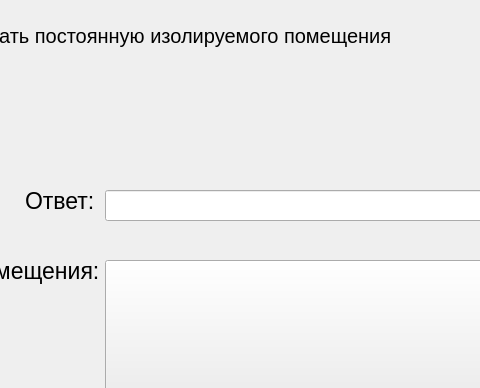
This is ui/SecondTask/B.ui in goldduck11/Ecology as Qt 5 draws it before an edit; both pictures show x 85 to 565 and y 0 to 388 of the 846 by 559 pixel window. The edited form follows.
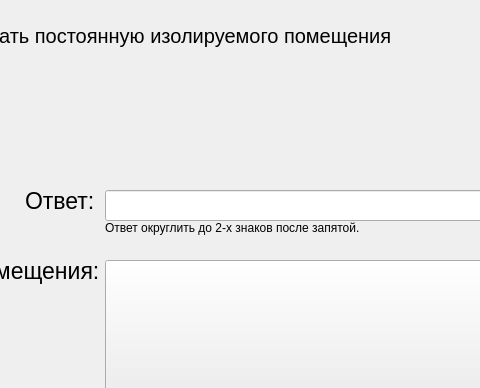
This is the edited form. Icons and pictures are not drawn.

The edit to the form file:
```diff
--- a/ui/SecondTask/B.ui
+++ b/ui/SecondTask/B.ui
@@ -411,6 +411,19 @@
      <string/>
     </property>
    </widget>
+   <widget class="QLabel" name="label_11">
+    <property name="geometry">
+     <rect>
+      <x>190</x>
+      <y>220</y>
+      <width>271</width>
+      <height>16</height>
+     </rect>
+    </property>
+    <property name="text">
+     <string>Ответ округлить до 2-х знаков после запятой.</string>
+    </property>
+   </widget>
   </widget>
   <widget class="QStatusBar" name="statusbar"/>
  </widget>
```
Left out of the diff: 2 changed lines with no effect on the pictures.
